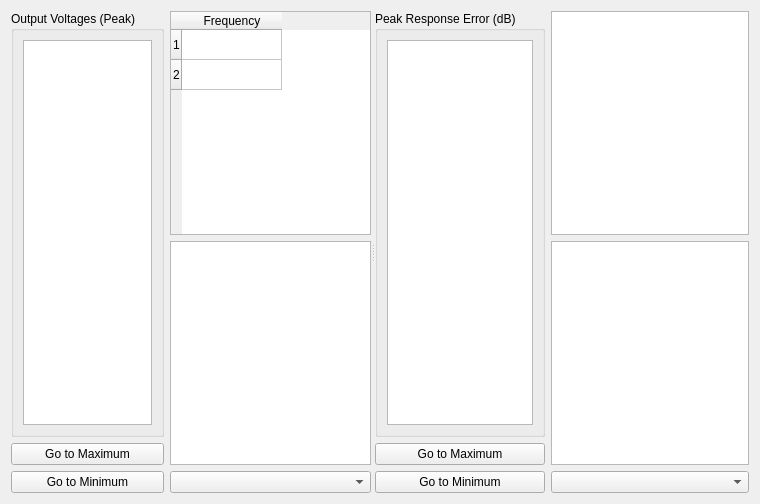
Before: the Qt Designer form src/rattlesnake/components/srs_sds_prediction_table.ui in sandialabs/rattlesnake-vibration-controller, drawn with Qt 5.
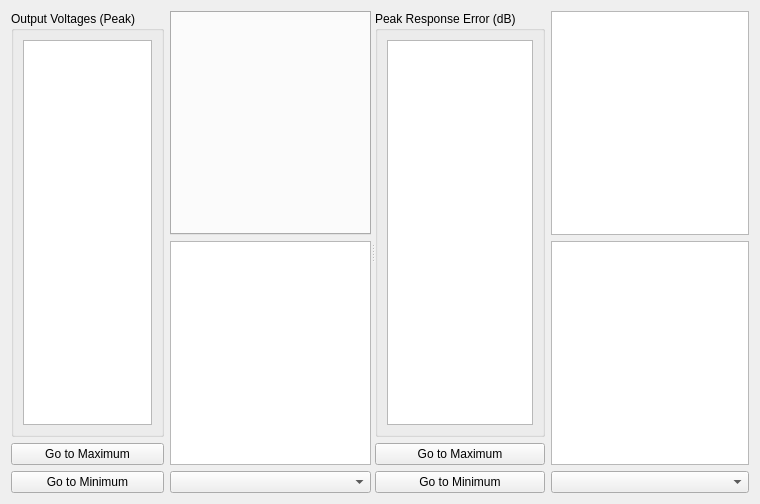
After: the same form once the commit is applied. Custom widgets are drawn as their Qt base class.

Commit message: Continued developing SDS environment, started on control and predictions portions of the environment.

Patch:
```diff
--- a/src/rattlesnake/components/srs_sds_prediction_table.ui
+++ b/src/rattlesnake/components/srs_sds_prediction_table.ui
@@ -79,25 +79,10 @@
        <item>
         <layout class="QVBoxLayout" name="excitation_plot_layout">
          <item>
-          <widget class="QTableWidget" name="excitation_sds_table">
-           <property name="selectionMode">
-            <enum>QAbstractItemView::SingleSelection</enum>
+          <widget class="QTabWidget" name="sds_tab_widget">
+           <property name="currentIndex">
+            <number>-1</number>
            </property>
-           <row>
-            <property name="text">
-             <string>1</string>
-            </property>
-           </row>
-           <row>
-            <property name="text">
-             <string>2</string>
-            </property>
-           </row>
-           <column>
-            <property name="text">
-             <string>Frequency</string>
-            </property>
-           </column>
           </widget>
          </item>
          <item>
```
The commit also changes 5 other files.
